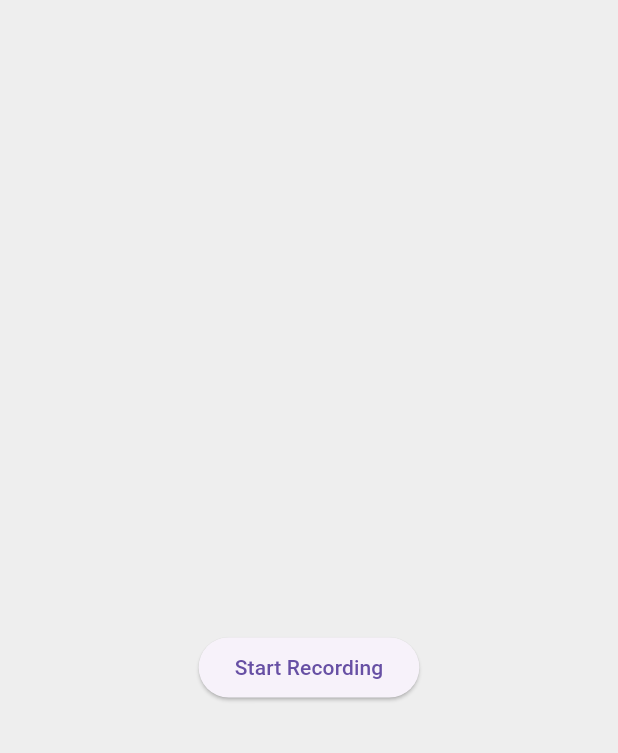
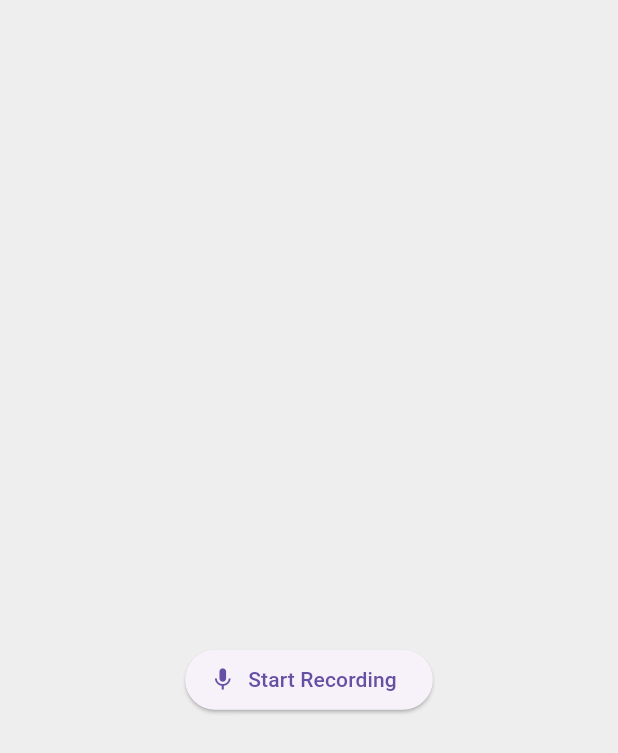
Before and after one commit to Fahaddada47/audio_record, a Flutter app: the screen it shows after launch, on a phone screen of 412 x 824 dp. Shown: the top 753 px of the screen. Run offline on Flutter 3.47's test engine with Material 3 defaults, Android fonts, the phone set to English and light mode, and no system bars; our stand-ins replace permission_handler, sizer; missing offline and left inert: flutter_sound, voice_message_package.

Commit message:
ui update

```diff
--- a/lib/main.dart
+++ b/lib/main.dart
@@ -1,10 +1,12 @@
+import 'dart:async';
+import 'dart:io';
+
 import 'package:flutter/material.dart';
+import 'package:flutter_sound/flutter_sound.dart';
+import 'package:path_provider/path_provider.dart';
+import 'package:permission_handler/permission_handler.dart';
 import 'package:sizer/sizer.dart';
 import 'package:voice_message_package/voice_message_package.dart';
-import 'package:flutter_sound/flutter_sound.dart';
-import 'package:permission_handler/permission_handler.dart';
-import 'package:path_provider/path_provider.dart';
-import 'dart:io';
 
 void main() => runApp(const MyApp());
 
@@ -37,6 +39,8 @@ class _VoiceRecorderScreenState extends State<VoiceRecorderScreen> {
   bool _recorderIsInitialized = false;
   List<String> _recordedFiles = [];
   String? _playingFilePath;
+  Timer? _timer;
+  Duration _duration = Duration.zero;
 
   @override
   void initState() {
@@ -67,6 +71,11 @@ class _VoiceRecorderScreenState extends State<VoiceRecorderScreen> {
     await _recorder.startRecorder(toFile: path);
     setState(() {
       _isRecording = true;
+      _timer = Timer.periodic(Duration(seconds: 1), (timer) {
+        setState(() {
+          _duration = Duration(seconds: _duration.inSeconds + 1);
+        });
+      });
     });
   }
 
@@ -80,6 +89,8 @@ class _VoiceRecorderScreenState extends State<VoiceRecorderScreen> {
       setState(() {
         _isRecording = false;
         _recordedFiles.add(filePath);
+        _timer?.cancel();
+        _duration = Duration.zero;
       });
     }
   }
@@ -106,6 +117,7 @@ class _VoiceRecorderScreenState extends State<VoiceRecorderScreen> {
   void dispose() {
     _recorder.closeRecorder();
     _player.closePlayer();
+    _timer?.cancel();
     super.dispose();
   }
 
@@ -118,11 +130,11 @@ class _VoiceRecorderScreenState extends State<VoiceRecorderScreen> {
           mainAxisSize: MainAxisSize.min,
           children: [
             SizedBox(height: 10.h),
-            ElevatedButton(
+            RecordButton(
+              isRecording: _isRecording,
               onPressed: _isRecording ? _stopRecording : _startRecording,
-              child: Text(_isRecording ? 'Stop Recording' : 'Start Recording'),
+              duration: _isRecording ? _duration : null,
             ),
-            SizedBox(height: 2.h),
             if (_recordedFiles.isNotEmpty)
               ..._recordedFiles.map((filePath) => Padding(
                 padding: const EdgeInsets.symmetric(vertical: 8.0),
@@ -146,3 +158,41 @@ class _VoiceRecorderScreenState extends State<VoiceRecorderScreen> {
     );
   }
 }
+
+class RecordButton extends StatelessWidget {
+  final bool isRecording;
+  final Function() onPressed;
+  final Duration? duration;
+
+  const RecordButton({
+    Key? key,
+    required this.isRecording,
+    required this.onPressed,
+    this.duration,
+  }) : super(key: key);
+
+  @override
+  Widget build(BuildContext context) {
+    return ElevatedButton.icon(
+      onPressed: onPressed,
+      icon: Icon(
+        isRecording ? Icons.stop : Icons.mic,
+        color: isRecording ? Colors.red : null,
+      ),
+      label: duration != null ? Text(durationToString(duration!)) : Text('Start Recording'),
+      style: ElevatedButton.styleFrom(
+        backgroundColor: isRecording ? Colors.white : null,
+        shape: RoundedRectangleBorder(
+          borderRadius: BorderRadius.circular(30),
+        ),
+      ),
+    );
+  }
+
+  String durationToString(Duration duration) {
+    String twoDigits(int n) => n.toString().padLeft(2, "0");
+    String twoDigitMinutes = twoDigits(duration.inMinutes.remainder(60));
+    String twoDigitSeconds = twoDigits(duration.inSeconds.remainder(60));
+    return "$twoDigitMinutes:$twoDigitSeconds";
+  }
+}
```
